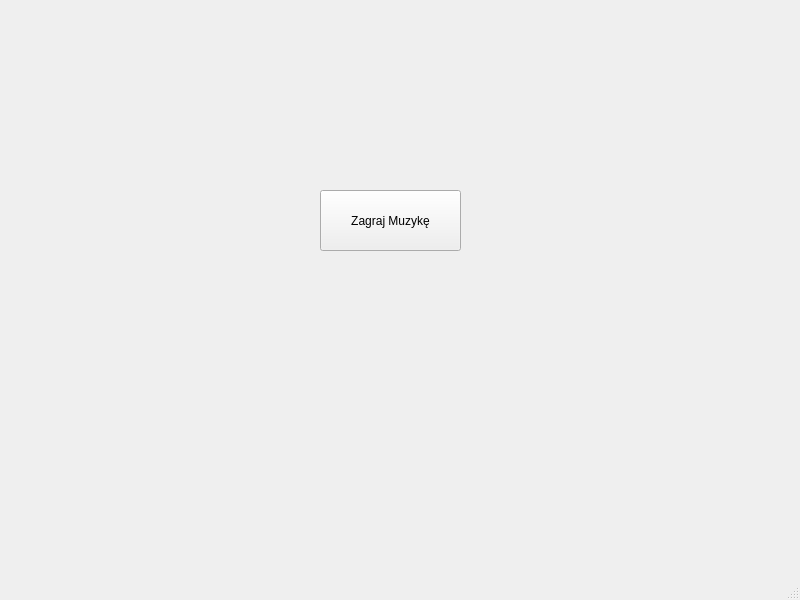
First picture: the form in GlowneOkno.ui, repository MBuczma/Encyklopedia, before the edit.
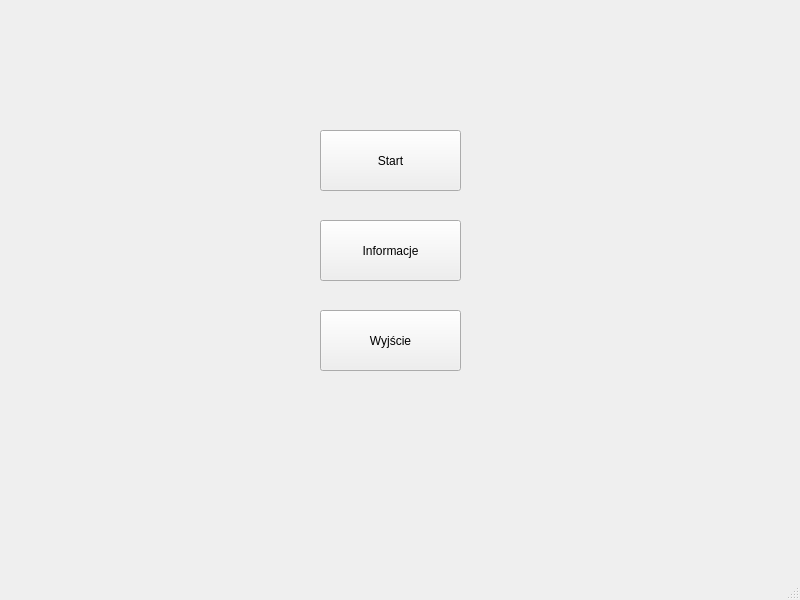
Second picture: the form after the edit.

Commit message:
Okno z informacjami
Okno z informacjami

What changed in the file:
```diff
--- a/GlowneOkno.ui
+++ b/GlowneOkno.ui
@@ -18,28 +18,44 @@
     <property name="geometry">
      <rect>
       <x>320</x>
-      <y>190</y>
+      <y>310</y>
       <width>141</width>
       <height>61</height>
      </rect>
     </property>
     <property name="text">
-     <string>Zagraj Muzykę</string>
+     <string>Wyjście</string>
     </property>
     <property name="autoRepeat">
      <bool>false</bool>
     </property>
    </widget>
-  </widget>
-  <widget class="QMenuBar" name="menubar">
+   <widget class="QPushButton" name="pushButtonInformacje">
+    <property name="geometry">
+     <rect>
+      <x>320</x>
+      <y>220</y>
+      <width>141</width>
+      <height>61</height>
+     </rect>
+    </property>
+    <property name="text">
+     <string>Informacje</string>
+    </property>
+   </widget>
+   <widget class="QPushButton" name="pushButtonStart">
    <property name="geometry">
     <rect>
-     <x>0</x>
-     <y>0</y>
-     <width>800</width>
-     <height>21</height>
-    </rect>
-   </property>
+      <x>320</x>
+      <y>130</y>
+      <width>141</width>
+      <height>61</height>
+     </rect>
+    </property>
+    <property name="text">
+     <string>Start</string>
+    </property>
+   </widget>
   </widget>
   <widget class="QStatusBar" name="statusbar"/>
  </widget>
```
Left out of the diff: 4 changed lines with no effect on the pictures. Lines whose indentation alone changed are shown as unchanged. The commit also changes 9 other files.
